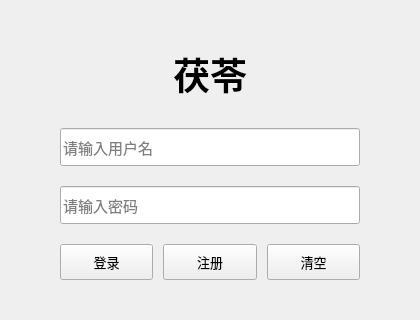
Above: Client_Qt/Client/loginwidget.ui from lazale666/Smart-Medica-Terminal before the change. Below: the same form after it.
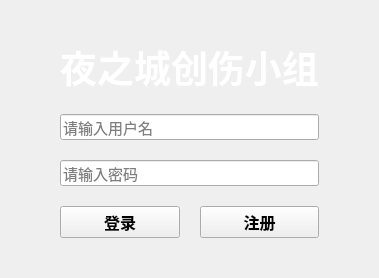
That is the form after the change.

```diff
--- a/Client_Qt/Client/loginwidget.ui
+++ b/Client_Qt/Client/loginwidget.ui
@@ -2,14 +2,6 @@
 <ui version="4.0">
  <class>LoginWidget</class>
  <widget class="QWidget" name="LoginWidget">
-  <property name="geometry">
-   <rect>
-    <x>0</x>
-    <y>0</y>
-    <width>420</width>
-    <height>320</height>
-   </rect>
-  </property>
   <property name="windowTitle">
    <string>茯苓 - 医疗智能体</string>
   </property>
@@ -38,26 +30,22 @@
       <font>
        <family>Microsoft YaHei</family>
        <pointsize>28</pointsize>
-       <weight>75</weight>
        <bold>true</bold>
       </font>
      </property>
      <property name="text">
-      <string>茯苓</string>
+      <string>夜之城创伤小组</string>
      </property>
      <property name="alignment">
-      <set>Qt::AlignCenter</set>
+      <set>Qt::AlignmentFlag::AlignCenter</set>
+     </property>
+     <property name="styleSheet">
+      <string notr="true">color: white;</string>
      </property>
     </widget>
    </item>
    <item>
     <widget class="QLineEdit" name="usernameEdit">
-     <property name="minimumSize">
-      <size>
-       <width>0</width>
-       <height>38</height>
-      </size>
-     </property>
      <property name="font">
       <font>
        <pointsize>11</pointsize>
@@ -70,12 +58,6 @@
    </item>
    <item>
     <widget class="QLineEdit" name="passwordEdit">
-     <property name="minimumSize">
-      <size>
-       <width>0</width>
-       <height>38</height>
-      </size>
-     </property>
      <property name="font">
       <font>
        <pointsize>11</pointsize>
@@ -92,19 +74,15 @@
    <item>
     <layout class="QHBoxLayout" name="horizontalLayout">
      <property name="spacing">
-      <number>10</number>
+      <number>20</number>
      </property>
      <item>
       <widget class="QPushButton" name="loginBtn">
-       <property name="minimumSize">
-        <size>
-         <width>0</width>
-         <height>36</height>
-        </size>
-       </property>
        <property name="font">
         <font>
-         <pointsize>10</pointsize>
+         <pointsize>12</pointsize>
+         <weight>75</weight>
+         <bold>true</bold>
         </font>
        </property>
        <property name="text">
@@ -114,15 +92,11 @@
      </item>
      <item>
       <widget class="QPushButton" name="registerBtn">
-       <property name="minimumSize">
-        <size>
-         <width>0</width>
-         <height>36</height>
-        </size>
-       </property>
        <property name="font">
         <font>
-         <pointsize>10</pointsize>
+         <pointsize>12</pointsize>
+         <weight>75</weight>
+         <bold>true</bold>
         </font>
        </property>
        <property name="text">
@@ -130,24 +104,6 @@
        </property>
       </widget>
      </item>
-     <item>
-      <widget class="QPushButton" name="clearBtn">
-       <property name="minimumSize">
-        <size>
-         <width>0</width>
-         <height>36</height>
-        </size>
-       </property>
-       <property name="font">
-        <font>
-         <pointsize>10</pointsize>
-        </font>
-       </property>
-       <property name="text">
-        <string>清空</string>
-       </property>
-      </widget>
-     </item>
     </layout>
    </item>
   </layout>
```
Left out of the diff: 4 changed lines with no effect on the pictures.
